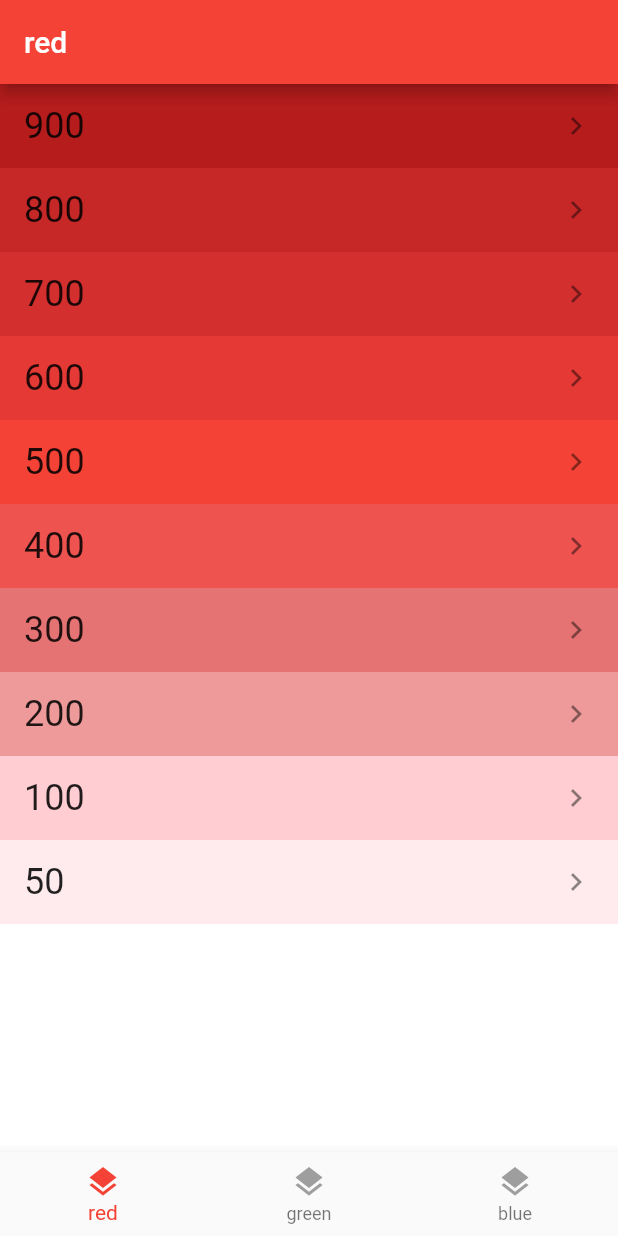
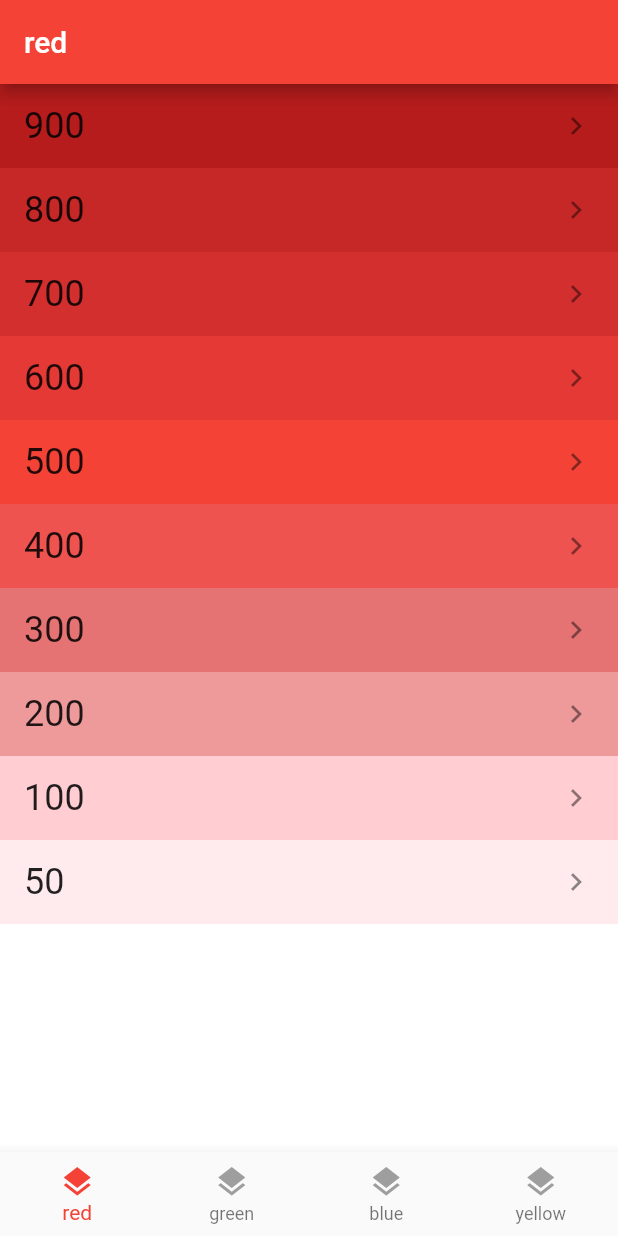
Before and after one commit to ProsantaChaki/flutter-navigation, a Flutter app: the screen it shows after launch, on a phone screen of 412 x 824 dp. Run offline on Flutter 3.47's test engine with Material 2 defaults, Android fonts, the phone set to English and light mode, and no system bars.

Commit message:
Feat: update import

```diff
--- a/lib/app.dart
+++ b/lib/app.dart
@@ -1,7 +1,7 @@
 import 'package:flutter/material.dart';
-import 'package:test_app/bottom_navigation.dart';
-import 'package:test_app/tab_item.dart';
-import 'package:test_app/tab_navigator.dart';
+import 'bottom_navigation.dart';
+import 'tab_item.dart';
+import 'tab_navigator.dart';
 
 class App extends StatefulWidget {
   const App({super.key});
@@ -16,6 +16,7 @@ class AppState extends State<App> {
     TabItem.red: GlobalKey<NavigatorState>(),
     TabItem.green: GlobalKey<NavigatorState>(),
     TabItem.blue: GlobalKey<NavigatorState>(),
+    TabItem.yellow: GlobalKey<NavigatorState>(),
   };
 
   void _selectTab(TabItem tabItem) {
--- a/lib/bottom_navigation.dart
+++ b/lib/bottom_navigation.dart
@@ -15,6 +15,7 @@ class BottomNavigation extends StatelessWidget {
         _buildItem(TabItem.red),
         _buildItem(TabItem.green),
         _buildItem(TabItem.blue),
+        _buildItem(TabItem.yellow),
       ],
       onTap: (index) => onSelectTab(
         TabItem.values[index],
--- a/lib/main.dart
+++ b/lib/main.dart
@@ -16,7 +16,7 @@ class MyApp extends StatelessWidget {
       debugShowCheckedModeBanner: false,
       title: 'Flutter Demo',
       theme: ThemeData(
-        primarySwatch: Colors.blue,
+        primarySwatch: Colors.blueGrey,
       ),
       home: const App(),
     );
--- a/lib/tab_item.dart
+++ b/lib/tab_item.dart
@@ -3,7 +3,8 @@ import 'package:flutter/material.dart';
 enum TabItem {
   red(Colors.red),
   green(Colors.green),
-  blue(Colors.blue);
+  blue(Colors.blue),
+  yellow(Colors.yellow);
 
   const TabItem(this.color);
   final MaterialColor color;
```
